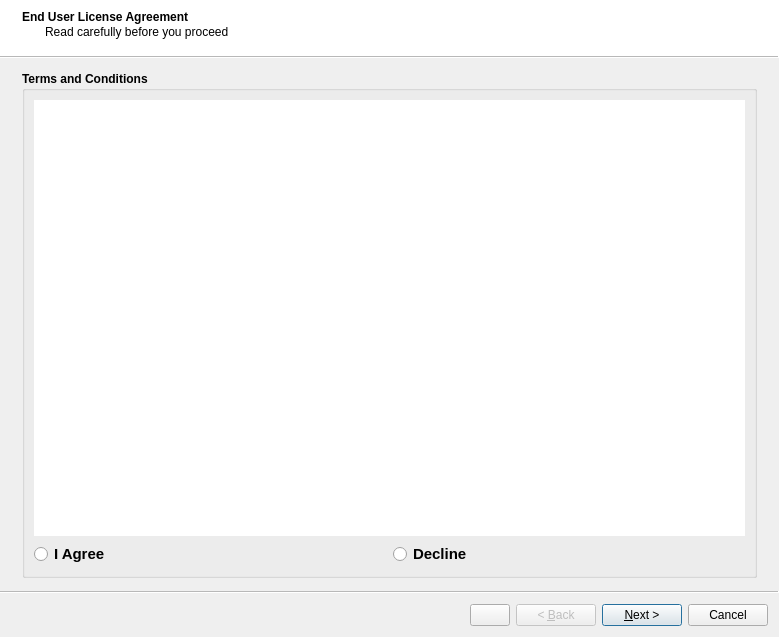
First picture: the form in ui/wizard/ui_stdm_config.ui, repository gltn/stdm, before the edit.
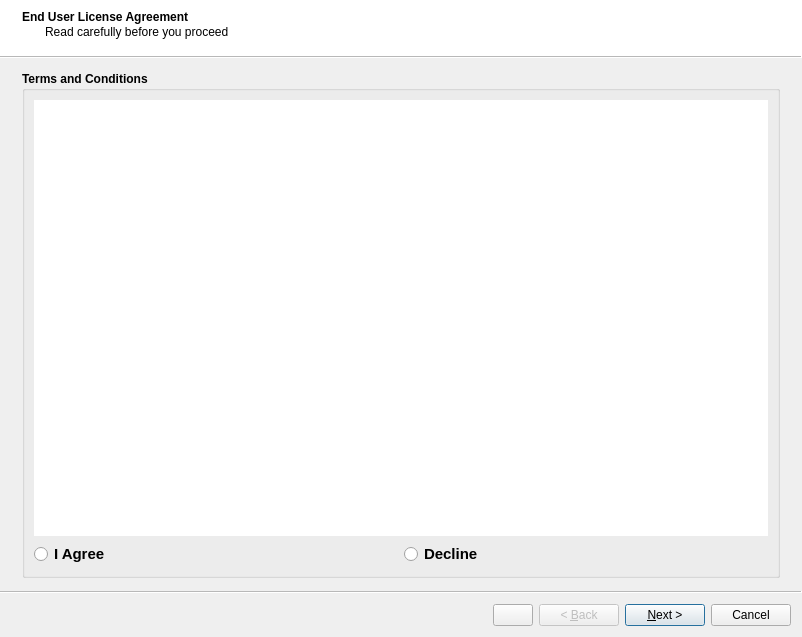
Second picture: the form after the edit. Icons and pictures are not drawn. Custom widgets are drawn as their Qt base class.

The edit to the form file:
```diff
--- a/ui/wizard/ui_stdm_config.ui
+++ b/ui/wizard/ui_stdm_config.ui
@@ -9,7 +9,7 @@
    <rect>
     <x>0</x>
     <y>0</y>
-    <width>779</width>
+    <width>802</width>
     <height>637</height>
    </rect>
   </property>
```
Left out of the diff: 48 changed lines with no effect on the pictures.
